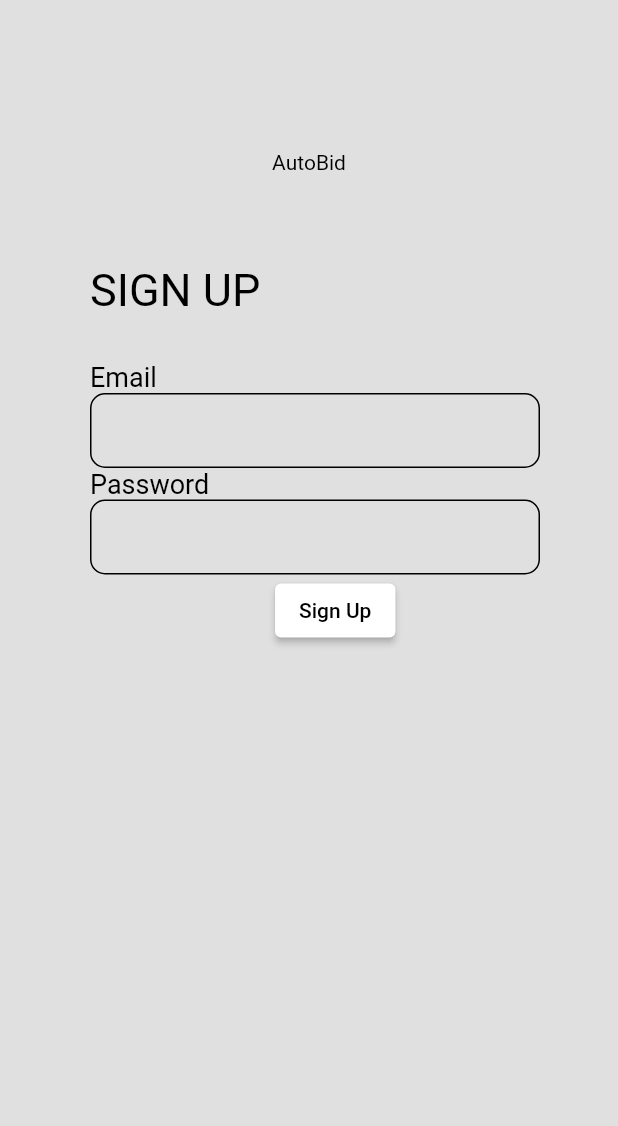
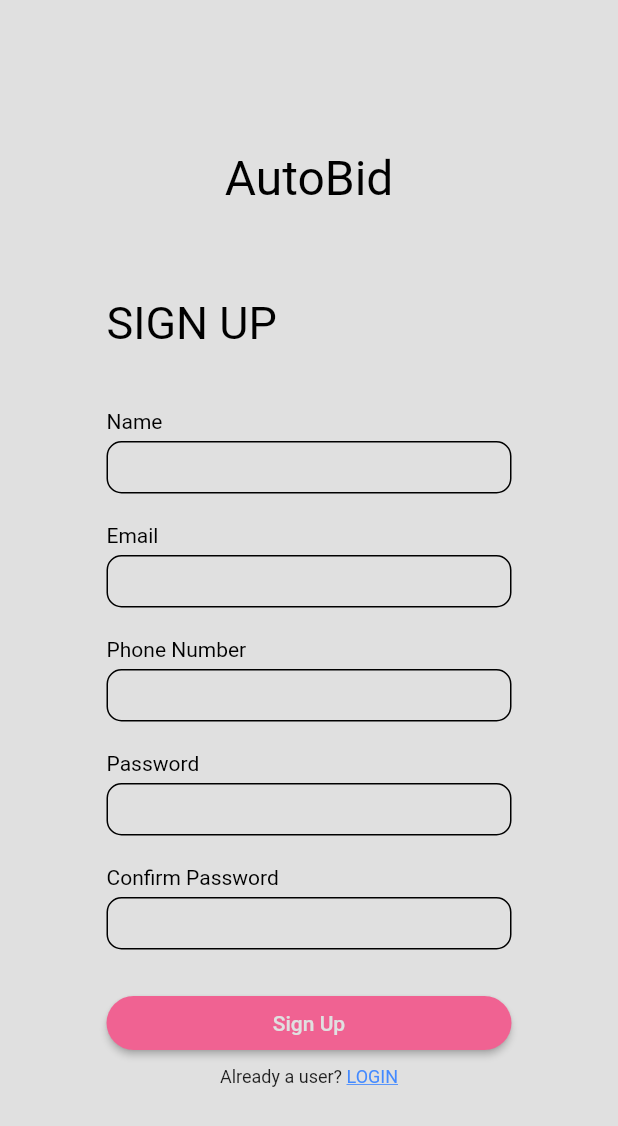
Before and after one commit to john-sedrak/Autobid, a Flutter app: the LoginScreen screen opened directly, on a phone screen of 412 x 824 dp. Shown: the top 1126 px of the screen. Run offline on Flutter 3.47's test engine with Material 2 defaults, Android fonts, the phone set to English and light mode, and no system bars; our stand-ins replace cloud_firestore, firebase_auth, firebase_core, firebase_messaging, smooth_page_indicator; accounts and stored records are empty; network calls fail.

Commit message:
authentication done :D

```diff
--- /dev/null
+++ b/lib/Screens/AuthenticationScreens/InputField.dart
@@ -0,0 +1,54 @@
+import 'package:flutter/material.dart';
+import 'package:flutter/src/widgets/container.dart';
+import 'package:flutter/src/widgets/framework.dart';
+
+class InputField extends StatelessWidget {
+  TextEditingController controller;
+  final String tag;
+  final bool isPassword;
+
+  InputField(
+      {super.key,
+      required this.controller,
+      required this.tag,
+      required this.isPassword});
+
+  @override
+  Widget build(BuildContext context) {
+    return Container(
+      margin: const EdgeInsets.all(10),
+      child: Column(
+          mainAxisAlignment: MainAxisAlignment.start,
+          crossAxisAlignment: CrossAxisAlignment.start,
+          children: [
+            Container(
+              margin: EdgeInsets.only(bottom: 5),
+              child: Text(
+                tag,
+                textAlign: TextAlign.left,
+                style: const TextStyle(
+                    fontSize: 14,
+                    color: Colors.black,
+                    fontWeight: FontWeight.normal,
+                    decoration: TextDecoration.none),
+              ),
+            ),
+            SizedBox(
+              width: 270,
+              height: 35,
+              child: TextField(
+                obscureText: isPassword,
+                controller: controller,
+                decoration: const InputDecoration(
+                    focusedBorder: OutlineInputBorder(
+                        borderRadius: BorderRadius.all(Radius.circular(10))),
+                    enabledBorder: OutlineInputBorder(
+                        borderRadius: BorderRadius.all(Radius.circular(10)))),
+                style: const TextStyle(
+                    color: Colors.black, decoration: TextDecoration.none),
+              ),
+            ),
+          ]),
+    );
+  }
+}
--- a/lib/Screens/AuthenticationScreens/LoginScreen.dart
+++ b/lib/Screens/AuthenticationScreens/LoginScreen.dart
@@ -1,7 +1,10 @@
+import 'package:autobid/Screens/AuthenticationScreens/InputField.dart';
+import 'package:autobid/Screens/AuthenticationScreens/errorMessage.dart';
 import 'package:cloud_firestore/cloud_firestore.dart';
 import 'package:firebase_auth/firebase_auth.dart';
 import 'package:firebase_core/firebase_core.dart';
 import 'package:firebase_messaging/firebase_messaging.dart';
+import 'package:flutter/gestures.dart';
 import 'package:flutter/material.dart';
 import 'package:flutter/src/widgets/container.dart';
 import 'package:flutter/src/widgets/framework.dart';
@@ -18,120 +21,261 @@ class _LoginScreenState extends State<LoginScreen> {
   var passwordController = TextEditingController();
   var usernameController = TextEditingController();
   var phoneNumberController = TextEditingController();
+  var confirmPasswordController = TextEditingController();
   final authenticationInstance = FirebaseAuth.instance;
   final fbm = FirebaseMessaging.instance;
 
-  bool authenticationMode = false;
+  bool authenticationMode = true;
+
+  void showErrorMessage(String msg) {
+    ScaffoldMessenger.of(context).showSnackBar(SnackBar(
+      backgroundColor: Colors.grey.shade300,
+      elevation: 0,
+      content: errorMessage(
+        message: msg,
+      ),
+      behavior: SnackBarBehavior.floating,
+    ));
+  }
+
+  void changeMode() {
+    setState(() {
+      FocusManager.instance.primaryFocus?.unfocus();
+      authenticationMode = !authenticationMode;
+      emailController.text = "";
+      passwordController.text = "";
+      usernameController.text = "";
+      phoneNumberController.text = "";
+      confirmPasswordController.text = "";
+    });
+  }
+
+  void login() async {
+    FocusManager.instance.primaryFocus?.unfocus();
+    await FirebaseAuth.instance.signOut();
+    var email = emailController.text.trim();
+    var password = passwordController.text;
+    if (email == "" || password == "") {
+      showErrorMessage("all fields must be satisfied");
+      return;
+    }
+
+    var authResult = null;
+
+    try {
+      authResult = await authenticationInstance.signInWithEmailAndPassword(
+          email: email, password: password);
+    } on FirebaseAuthException catch (e) {
+      print(e.code);
+      if (e.code == "user-not-found") {
+        showErrorMessage('Email not found.');
+      } else if (e.code == 'wrong-password') {
+        showErrorMessage('Incorrect password.');
+      } else {
+        showErrorMessage(e.code);
+      }
+    } catch (e) {
+      print(e);
+    }
+    var token = await fbm.getToken();
+    print(authResult == null);
+    if (authResult != null) {
+      FirebaseFirestore.instance
+          .collection('Users')
+          .doc(authResult.user!.uid)
+          .update({'notifToken': token});
+
+      Navigator.of(context).pushReplacementNamed('/home');
+    }
+  }
+
+  bool checkPhone(String phoneNumber) {
+    if (phoneNumber.length != 11) return false;
+    var code = phoneNumber.substring(0, 3);
+    if (code != '010' && code != '011' && code != '012') return false;
+    for (var i = 0; i < phoneNumber.length; i++) {
+      if (phoneNumber[i].codeUnitAt(0) < '0'.codeUnitAt(0) ||
+          phoneNumber[i].codeUnitAt(0) > '9'.codeUnitAt(0)) return false;
+    }
+    return true;
+  }
 
   void signup() async {
+    FocusManager.instance.primaryFocus?.unfocus();
     var email = emailController.text.trim();
-    var password = passwordController.text.trim();
+    var password = passwordController.text;
+    var username = usernameController.text.trim();
+    var phoneNumber = phoneNumberController.text.trim();
+    var confirmPassword = confirmPasswordController.text;
 
-    await fbm.getToken();
-    UserCredential authResult = await authenticationInstance
-        .createUserWithEmailAndPassword(email: email, password: password);
+    if (email == "" || password == "" || username == "" || phoneNumber == "") {
+      showErrorMessage("all fields must be satisfied");
+      return;
+    }
 
+    if (!checkPhone(phoneNumber)) {
+      showErrorMessage("Phone number is incorrect");
+      return;
+    }
+
+    if (password != confirmPassword) {
+      showErrorMessage("Password confirmation is incorrect");
+      return;
+    }
+
+    var authResult = null;
+
+    try {
+      authResult = await authenticationInstance.createUserWithEmailAndPassword(
+          email: email, password: password);
+    } on FirebaseAuthException catch (e) {
+      if (e.code == 'weak-password') {
+        showErrorMessage('The password provided is too weak.');
+      }
+      if (e.code == 'invalid-email') {
+        showErrorMessage('Invalid Email address.');
+      } else if (e.code == 'email-already-in-use') {
+        showErrorMessage('Email already exists.');
+      }
+    }
+
+    if (authResult != null) {
       await FirebaseFirestore.instance
           .collection('Users')
           .doc(authResult.user!.uid)
           .set({
         'email': email,
         'favorites': [],
-      'name': 'testtest',
-      'phoneNumber': '01273489867',
-      'notifToken': fbm.getToken()
+        'name': username,
+        'phoneNumber': phoneNumber,
+        'notifToken': await fbm.getToken()
       });
+
+      Navigator.of(context).pushReplacementNamed('/home');
+    }
   }
 
   @override
   Widget build(BuildContext context) {
     return Scaffold(
-      body: Container(
+      resizeToAvoidBottomInset: false,
+      body: SingleChildScrollView(
+        child: Container(
+          padding:
+              EdgeInsets.only(bottom: MediaQuery.of(context).viewInsets.bottom),
           color: Colors.grey.shade300,
           child: Container(
-          margin: EdgeInsets.only(left: 10, right: 10, top: 100),
+            margin: const EdgeInsets.only(left: 10, right: 10, top: 100),
             child: Column(children: [
               const Text(
                 "AutoBid",
                 style: TextStyle(
-                  color: Colors.black, decoration: TextDecoration.none),
+                    color: Colors.black,
+                    decoration: TextDecoration.none,
+                    fontSize: 32),
               ),
               Container(
-              margin: EdgeInsets.only(left: 50, top: 60),
+                margin: const EdgeInsets.only(top: 60),
+                child: Column(
+                  children: [
+                    Container(
+                      width: 270,
                       alignment: Alignment.centerLeft,
-              child: Column(
-                mainAxisAlignment: MainAxisAlignment.start,
-                crossAxisAlignment: CrossAxisAlignment.start,
-                children: [
-                  const Text("SIGN UP",
-                      style: TextStyle(
+                      child: Text((authenticationMode) ? "SIGN UP" : "LOGIN",
+                          style: const TextStyle(
                               color: Colors.black,
                               decoration: TextDecoration.none,
                               fontSize: 30)),
+                    ),
                     Container(
                       margin: const EdgeInsets.only(top: 30),
-                    padding: const EdgeInsets.only(right: 15),
                       child: Column(
-                      mainAxisAlignment: MainAxisAlignment.start,
-                      crossAxisAlignment: CrossAxisAlignment.start,
                         children: [
-                        const Text(
-                          "Email",
-                          textAlign: TextAlign.left,
-                          style: TextStyle(
-                              fontSize: 18,
-                              color: Colors.black,
-                              fontWeight: FontWeight.normal,
-                              decoration: TextDecoration.none),
+                          Container(
+                            child: Column(
+                              children: [
+                                if (authenticationMode)
+                                  InputField(
+                                    controller: usernameController,
+                                    tag: "Name",
+                                    isPassword: false,
                                   ),
-                        SizedBox(
-                          width: 300,
-                          height: 50,
-                          child: TextField(
+                                InputField(
                                   controller: emailController,
-                            decoration: const InputDecoration(
-                                focusedBorder: OutlineInputBorder(
-                                    borderRadius:
-                                        BorderRadius.all(Radius.circular(10))),
-                                enabledBorder: OutlineInputBorder(
-                                    borderRadius:
-                                        BorderRadius.all(Radius.circular(10)))),
-                            style: const TextStyle(
-                                color: Colors.black,
-                                decoration: TextDecoration.none),
+                                  tag: "Email",
+                                  isPassword: false,
+                                ),
+                                if (authenticationMode)
+                                  InputField(
+                                    controller: phoneNumberController,
+                                    tag: "Phone Number",
+                                    isPassword: false,
+                                  ),
+                                InputField(
+                                  controller: passwordController,
+                                  tag: "Password",
+                                  isPassword: true,
+                                ),
+                                if (authenticationMode)
+                                  InputField(
+                                      controller: confirmPasswordController,
+                                      tag: "Confirm Password",
+                                      isPassword: true),
+                              ],
                             ),
                           ),
-                        const Text(
-                          "Password",
-                          textAlign: TextAlign.left,
+                          Container(
+                              width: double.infinity,
+                              margin: const EdgeInsets.only(top: 15),
+                              child: Center(
+                                child: SizedBox(
+                                  width: 270,
+                                  child: ElevatedButton(
+                                    style: ElevatedButton.styleFrom(
+                                        backgroundColor: Colors.pink.shade300,
+                                        shape: RoundedRectangleBorder(
+                                          borderRadius:
+                                              BorderRadius.circular(30),
+                                        )),
+                                    onPressed:
+                                        (authenticationMode) ? signup : login,
+                                    child: Text(
+                                      (authenticationMode)
+                                          ? "Sign Up"
+                                          : "Login",
                                       style: TextStyle(
-                              fontSize: 18,
-                              color: Colors.black,
-                              fontWeight: FontWeight.normal,
-                              decoration: TextDecoration.none),
-                        ),
-                        SizedBox(
-                          width: 300,
-                          height: 50,
-                          child: TextField(
-                            obscureText: true,
-                            controller: passwordController,
-                            decoration: InputDecoration(
-                                focusedBorder: OutlineInputBorder(
-                                    borderRadius:
-                                        BorderRadius.all(Radius.circular(10))),
-                                enabledBorder: OutlineInputBorder(
-                                    borderRadius:
-                                        BorderRadius.all(Radius.circular(10)))),
-                            style: TextStyle(
-                                color: Colors.black,
-                                decoration: TextDecoration.none),
+                                          color: Colors.grey.shade300),
                                     ),
                                   ),
-                        Center(
-                          child: ElevatedButton(
-                            onPressed: signup,
-                            child: Text("Sign Up"),
+                                ),
+                              )),
+                          Container(
+                            width: double.infinity,
+                            margin: EdgeInsets.only(top: 5),
+                            child: Center(
+                              child: Row(
+                                  mainAxisAlignment: MainAxisAlignment.center,
+                                  children: [
+                                    Text(
+                                      (authenticationMode)
+                                          ? "Already a user? "
+                                          : "Don't have an account? ",
+                                      style: TextStyle(fontSize: 12),
+                                    ),
+                                    InkWell(
+                                      child: Text(
+                                        (authenticationMode)
+                                            ? "LOGIN"
+                                            : "SIGN UP",
+                                        style: TextStyle(
+                                            color: Colors.blueAccent,
+                                            fontSize: 12,
+                                            decoration:
+                                                TextDecoration.underline),
+                                      ),
+                                      onTap: changeMode,
+                                    )
+                                  ]),
                             ),
                           )
                         ],
@@ -143,6 +287,7 @@ class _LoginScreenState extends State<LoginScreen> {
             ]),
           ),
         ),
+      ),
     );
   }
 }
--- a/lib/main.dart
+++ b/lib/main.dart
@@ -67,7 +67,9 @@ class _MyAppState extends State<MyApp> {
         ),
         initialRoute: '/',
         routes: {
-          '/': (context) => const LoginScreen(),
+          '/': (context) => const WelcomeScreen(),
+          '/login': (context) => const LoginScreen(),
+          '/home': (context) => const TabControllerScreen()
         });
   }
 }
```
Also changed, not shown: lib/Screens/AuthenticationScreens/ThirdWelcomeContainer.dart (+12 -5 lines), lib/Screens/AuthenticationScreens/WelcomeScreen.dart (+23 -7 lines), lib/Screens/AuthenticationScreens/errorMessage.dart (added, +20 -0 lines), pubspec.yaml (+6 -4 lines), flutter_01.png (added), pubspec.lock, 2 other files. Lines whose indentation alone changed are shown as unchanged.
